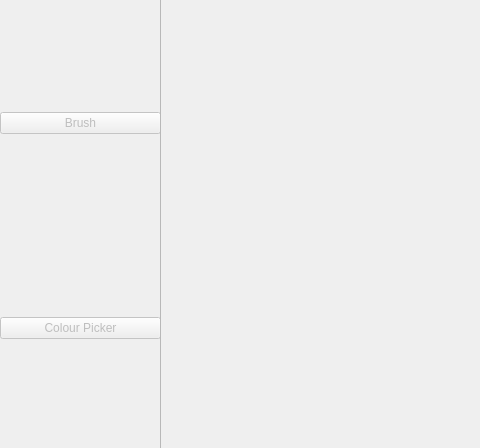
This is src/mainwindow.ui in robedpixel/SmartMonitor-Python as Qt 5 draws it before an edit; both pictures show x 0 to 480 and y 115 to 563 of the 1303 by 672 pixel window. The edited form follows.
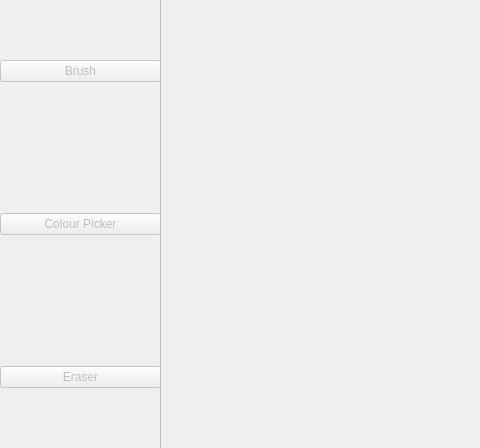
This is the edited form.

Commit message: changed colour of tool buttons to lighter gray, added incomplete eraser button tool

What changed in the file:
```diff
--- a/src/mainwindow.ui
+++ b/src/mainwindow.ui
@@ -50,6 +50,19 @@
        </property>
       </widget>
      </item>
+     <item>
+      <widget class="QPushButton" name="eraserButton">
+       <property name="enabled">
+        <bool>false</bool>
+       </property>
+       <property name="text">
+        <string>Eraser</string>
+       </property>
+       <property name="checkable">
+        <bool>true</bool>
+       </property>
+      </widget>
+     </item>
     </layout>
    </widget>
    <widget class="QScrollArea" name="scrollArea">
```
The commit also changes 2 other files.
